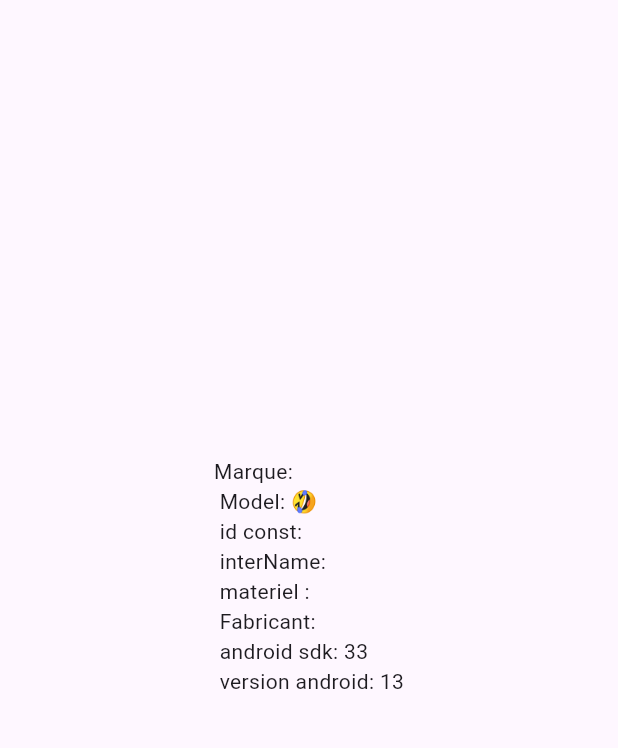
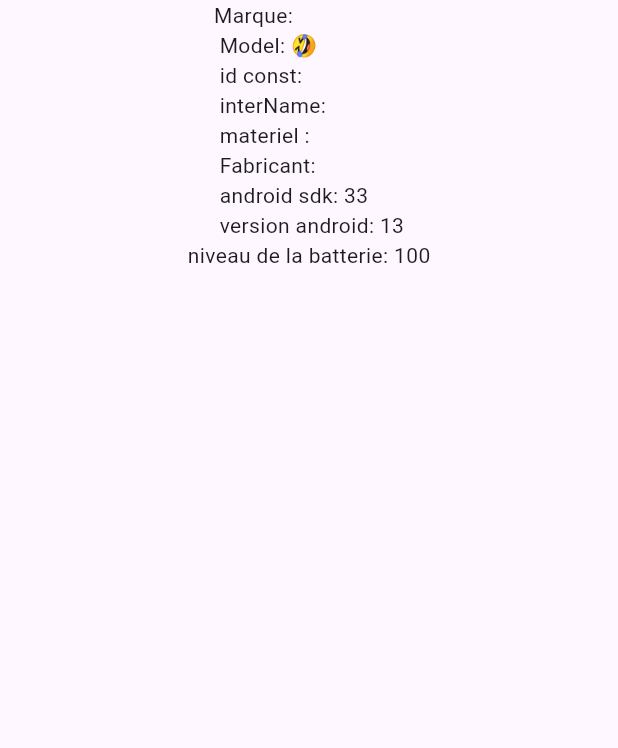
Before and after one commit to Kounou25/DataCrawler, a Flutter app: the screen it shows after launch, on a phone screen of 412 x 824 dp, the part 84-832 px from its top. Run offline on Flutter 3.47's test engine with Material 3 defaults, Android fonts, the phone set to English and light mode, and no system bars; our stand-ins replace battery_plus, device_info_plus.

Commit message:
je viens d'ajouter le code qui permet de recupperer le niveau d ela batterie et tout fonctionne tres bin, j'arrive a avoir acces au niveau de la batterie sans soucis 😇

```diff
--- a/lib/widgets/Home_Page.dart
+++ b/lib/widgets/Home_Page.dart
@@ -1,3 +1,4 @@
+import 'package:crawler/widgets/battery.dart';
 import 'package:device_info_plus/device_info_plus.dart';
 import 'package:flutter/material.dart';
 
@@ -17,7 +18,10 @@ class HomePage extends StatelessWidget {
           ),
         ),
       ),
-      body: FutureBuilder<AndroidDeviceInfo>(
+      body: Column(
+        children: [
+          Center(
+            child: FutureBuilder<AndroidDeviceInfo>(
                 future: deviceInfo.androidInfo,
                 builder: (context, snapshot) {
                   if (snapshot.connectionState == ConnectionState.done &&
@@ -30,6 +34,10 @@ class HomePage extends StatelessWidget {
                   }
                   return CircularProgressIndicator();
                 }),
+          ),
+          Batterie(),
+        ],
+      ),
     );
   }
 }
--- /dev/null
+++ b/lib/widgets/battery.dart
@@ -0,0 +1,24 @@
+import 'package:battery_plus/battery_plus.dart';
+import 'package:flutter/material.dart';
+
+class Batterie extends StatelessWidget {
+  Batterie({super.key});
+  final Battery _battery = Battery();
+
+  @override
+  Widget build(BuildContext context) {
+    return Center(
+      child: FutureBuilder<int>(
+          future: _battery.batteryLevel,
+          builder: (context, snapshot) {
+            if (snapshot.connectionState == ConnectionState.waiting) {
+              return CircularProgressIndicator();
+            } else if (snapshot.connectionState == snapshot.hasError) {
+              return Text('une erreur s\'es produite !');
+            } else {
+              return Text("niveau de la batterie: ${snapshot.data}");
+            }
+          }),
+    );
+  }
+}
```
Lines whose indentation alone changed are shown as unchanged.
